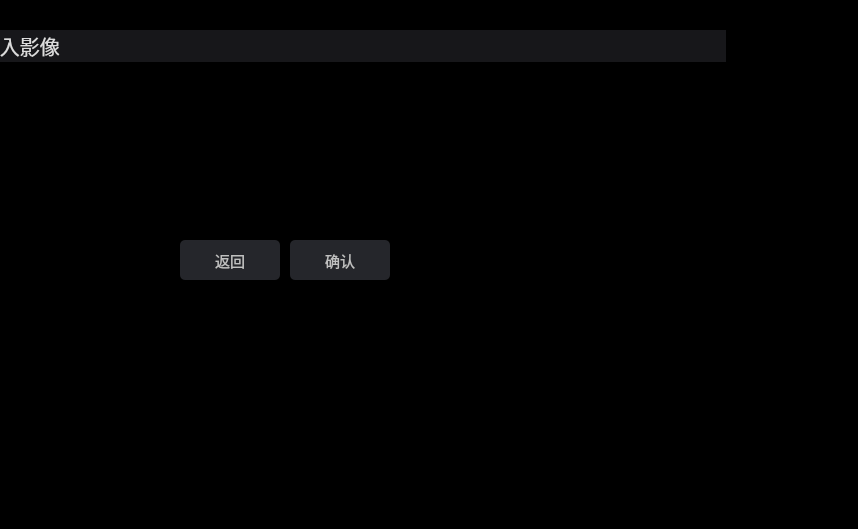
Qt form surgical-robot-software-2-0/imageinputwidget.ui (Z-Hd/Lingxi-Spine-care-Visual-Interactive-Software-Prototype) before a commit.
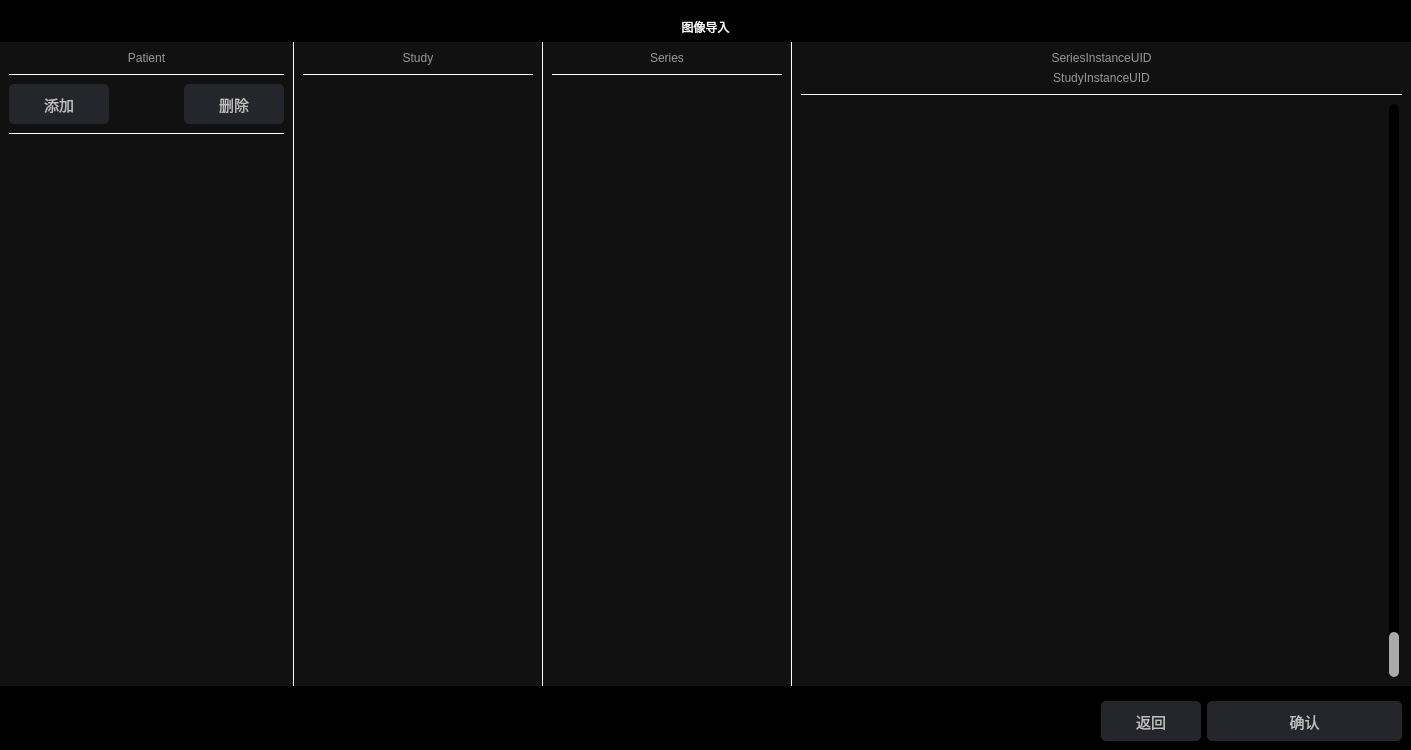
The same form after that commit.

What changed in the file:
```diff
--- a/surgical-robot-software-2-0/imageinputwidget.ui
+++ b/surgical-robot-software-2-0/imageinputwidget.ui
@@ -6,8 +6,8 @@
    <rect>
     <x>0</x>
     <y>0</y>
-    <width>858</width>
-    <height>529</height>
+    <width>1411</width>
+    <height>750</height>
    </rect>
   </property>
   <property name="windowTitle">
@@ -16,17 +16,141 @@
   <property name="styleSheet">
    <string notr="true">background-color: rgb(0, 0, 0);</string>
   </property>
-  <widget class="QPushButton" name="confirmButton">
-   <property name="geometry">
-    <rect>
-     <x>290</x>
-     <y>240</y>
-     <width>100</width>
-     <height>40</height>
-    </rect>
+  <layout class="QVBoxLayout" name="verticalLayout" stretch="2,15,1">
+   <property name="spacing">
+    <number>6</number>
    </property>
-   <property name="styleSheet">
-    <string notr="true">QPushButton {
+   <property name="leftMargin">
+    <number>0</number>
+   </property>
+   <property name="topMargin">
+    <number>18</number>
+   </property>
+   <property name="rightMargin">
+    <number>0</number>
+   </property>
+   <property name="bottomMargin">
+    <number>0</number>
+   </property>
+   <item>
+    <widget class="QLabel" name="label">
+     <property name="sizePolicy">
+      <sizepolicy hsizetype="Expanding" vsizetype="Fixed">
+       <horstretch>0</horstretch>
+       <verstretch>0</verstretch>
+      </sizepolicy>
+     </property>
+     <property name="styleSheet">
+      <string notr="true">background-color: rgb(0, 0, 0);
+font: 16pt &quot;Microsoft YaHei UI&quot;;
+color: rgb(255, 255, 255);</string>
+     </property>
+     <property name="text">
+      <string>图像导入</string>
+     </property>
+     <property name="alignment">
+      <set>Qt::AlignCenter</set>
+     </property>
+    </widget>
+   </item>
+   <item>
+    <widget class="QWidget" name="imageInputWidget" native="true">
+     <property name="styleSheet">
+      <string notr="true">background-color: rgb(255, 255, 255);</string>
+     </property>
+     <layout class="QHBoxLayout" name="horizontalLayout_2" stretch="2,2,2,5">
+      <property name="spacing">
+       <number>1</number>
+      </property>
+      <property name="leftMargin">
+       <number>0</number>
+      </property>
+      <property name="topMargin">
+       <number>0</number>
+      </property>
+      <property name="rightMargin">
+       <number>0</number>
+      </property>
+      <property name="bottomMargin">
+       <number>0</number>
+      </property>
+      <item>
+       <widget class="QWidget" name="patientWidget" native="true">
+        <property name="styleSheet">
+         <string notr="true">background-color: rgb(17, 17, 18);</string>
+        </property>
+        <layout class="QVBoxLayout" name="verticalLayout_5" stretch="0,0,1,0,22">
+         <item>
+          <widget class="QLabel" name="label_2">
+           <property name="sizePolicy">
+            <sizepolicy hsizetype="Expanding" vsizetype="Fixed">
+             <horstretch>0</horstretch>
+             <verstretch>0</verstretch>
+            </sizepolicy>
+           </property>
+           <property name="styleSheet">
+            <string notr="true">background-color: rgb(17, 17, 18);
+font: 12pt &quot;Microsoft YaHei UI&quot;;
+color: rgb(154, 152, 151);</string>
+           </property>
+           <property name="text">
+            <string>Patient</string>
+           </property>
+           <property name="alignment">
+            <set>Qt::AlignCenter</set>
+           </property>
+          </widget>
+         </item>
+         <item>
+          <widget class="QFrame" name="frame">
+           <property name="sizePolicy">
+            <sizepolicy hsizetype="Minimum" vsizetype="Fixed">
+             <horstretch>0</horstretch>
+             <verstretch>0</verstretch>
+            </sizepolicy>
+           </property>
+           <property name="styleSheet">
+            <string notr="true">QFrame{background:23, 23, 26;min-height:5px;color:white}</string>
+           </property>
+           <property name="frameShape">
+            <enum>QFrame::HLine</enum>
+           </property>
+           <property name="frameShadow">
+            <enum>QFrame::Plain</enum>
+           </property>
+           <property name="lineWidth">
+            <number>1</number>
+           </property>
+          </widget>
+         </item>
+         <item>
+          <widget class="QWidget" name="opWidget" native="true">
+           <layout class="QHBoxLayout" name="horizontalLayout_4">
+            <property name="spacing">
+             <number>75</number>
+            </property>
+            <property name="leftMargin">
+             <number>0</number>
+            </property>
+            <property name="topMargin">
+             <number>0</number>
+            </property>
+            <property name="rightMargin">
+             <number>0</number>
+            </property>
+            <property name="bottomMargin">
+             <number>0</number>
+            </property>
+            <item>
+             <widget class="QPushButton" name="addButton">
+              <property name="sizePolicy">
+               <sizepolicy hsizetype="Preferred" vsizetype="Preferred">
+                <horstretch>0</horstretch>
+                <verstretch>0</verstretch>
+               </sizepolicy>
+              </property>
+              <property name="styleSheet">
+               <string notr="true">QPushButton {
 background-color: rgb(37, 38, 43);
 color: rgb(192, 192, 192);
 font-size:15px;
@@ -40,43 +164,340 @@
 QPushButton:pressed {
 background-color: rgb(245, 245, 245);
 }</string>
-   </property>
-   <property name="text">
-    <string>确认</string>
-   </property>
-  </widget>
-  <widget class="QLabel" name="label">
-   <property name="geometry">
-    <rect>
-     <x>-20</x>
-     <y>30</y>
-     <width>746</width>
-     <height>32</height>
-    </rect>
-   </property>
-   <property name="styleSheet">
-    <string notr="true">background-color:rgb(23, 23, 26);
-color:rgb(220, 220, 220);
-qproperty-alignment: AlignCenter;
-font-size:20px;
+              </property>
+              <property name="text">
+               <string>添加</string>
+              </property>
+             </widget>
+            </item>
+            <item>
+             <widget class="QPushButton" name="deleteButton">
+              <property name="sizePolicy">
+               <sizepolicy hsizetype="Preferred" vsizetype="Preferred">
+                <horstretch>0</horstretch>
+                <verstretch>0</verstretch>
+               </sizepolicy>
+              </property>
+              <property name="styleSheet">
+               <string notr="true">QPushButton {
+background-color: rgb(37, 38, 43);
+color: rgb(192, 192, 192);
+font-size:15px;
+border-radius: 5px;
+min-width: 100px;
+min-height: 40px;
+}
+QPushButton:hover{
+background-color: rgb(70, 72, 81);
+}
+QPushButton:pressed {
+background-color: rgb(245, 245, 245);
+}</string>
+              </property>
+              <property name="text">
+               <string>删除</string>
+              </property>
+             </widget>
+            </item>
+           </layout>
+          </widget>
+         </item>
+         <item>
+          <widget class="QFrame" name="frame_5">
+           <property name="sizePolicy">
+            <sizepolicy hsizetype="Minimum" vsizetype="Fixed">
+             <horstretch>0</horstretch>
+             <verstretch>0</verstretch>
+            </sizepolicy>
+           </property>
+           <property name="styleSheet">
+            <string notr="true">QFrame{background:23, 23, 26;min-height:5px;color:white}</string>
+           </property>
+           <property name="frameShape">
+            <enum>QFrame::HLine</enum>
+           </property>
+           <property name="frameShadow">
+            <enum>QFrame::Plain</enum>
+           </property>
+           <property name="lineWidth">
+            <number>1</number>
+           </property>
+          </widget>
+         </item>
+         <item>
+          <widget class="QWidget" name="patient" native="true"/>
+         </item>
+        </layout>
+       </widget>
+      </item>
+      <item>
+       <widget class="QWidget" name="studyWidget" native="true">
+        <property name="styleSheet">
+         <string notr="true">background-color: rgb(17, 17, 18);</string>
+        </property>
+        <layout class="QVBoxLayout" name="verticalLayout_3">
+         <item>
+          <widget class="QLabel" name="label_3">
+           <property name="sizePolicy">
+            <sizepolicy hsizetype="Expanding" vsizetype="Fixed">
+             <horstretch>0</horstretch>
+             <verstretch>0</verstretch>
+            </sizepolicy>
+           </property>
+           <property name="styleSheet">
+            <string notr="true">background-color: rgb(17, 17, 18);
+font: 12pt &quot;Microsoft YaHei UI&quot;;
+color: rgb(154, 152, 151);</string>
+           </property>
+           <property name="text">
+            <string>Study</string>
+           </property>
+           <property name="alignment">
+            <set>Qt::AlignCenter</set>
+           </property>
+          </widget>
+         </item>
+         <item>
+          <widget class="QFrame" name="frame_2">
+           <property name="sizePolicy">
+            <sizepolicy hsizetype="Minimum" vsizetype="Fixed">
+             <horstretch>0</horstretch>
+             <verstretch>0</verstretch>
+            </sizepolicy>
+           </property>
+           <property name="styleSheet">
+            <string notr="true">QFrame{background:23, 23, 26;min-height:5px;color:white}</string>
+           </property>
+           <property name="frameShape">
+            <enum>QFrame::HLine</enum>
+           </property>
+           <property name="frameShadow">
+            <enum>QFrame::Plain</enum>
+           </property>
+           <property name="lineWidth">
+            <number>1</number>
+           </property>
+          </widget>
+         </item>
+         <item>
+          <widget class="QWidget" name="study" native="true"/>
+         </item>
+        </layout>
+       </widget>
+      </item>
+      <item>
+       <widget class="QWidget" name="seriesWidget" native="true">
+        <property name="styleSheet">
+         <string notr="true">background-color: rgb(17, 17, 18);</string>
+        </property>
+        <layout class="QVBoxLayout" name="verticalLayout_4">
+         <item>
+          <widget class="QLabel" name="label_4">
+           <property name="sizePolicy">
+            <sizepolicy hsizetype="Expanding" vsizetype="Fixed">
+             <horstretch>0</horstretch>
+             <verstretch>0</verstretch>
+            </sizepolicy>
+           </property>
+           <property name="styleSheet">
+            <string notr="true">background-color: rgb(17, 17, 18);
+font: 12pt &quot;Microsoft YaHei UI&quot;;
+color: rgb(154, 152, 151);</string>
+           </property>
+           <property name="text">
+            <string>Series</string>
+           </property>
+           <property name="alignment">
+            <set>Qt::AlignCenter</set>
+           </property>
+          </widget>
+         </item>
+         <item>
+          <widget class="QFrame" name="frame_3">
+           <property name="sizePolicy">
+            <sizepolicy hsizetype="Minimum" vsizetype="Fixed">
+             <horstretch>0</horstretch>
+             <verstretch>0</verstretch>
+            </sizepolicy>
+           </property>
+           <property name="styleSheet">
+            <string notr="true">QFrame{background:23, 23, 26;min-height:5px;color:white}</string>
+           </property>
+           <property name="frameShape">
+            <enum>QFrame::HLine</enum>
+           </property>
+           <property name="frameShadow">
+            <enum>QFrame::Plain</enum>
+           </property>
+           <property name="lineWidth">
+            <number>1</number>
+           </property>
+          </widget>
+         </item>
+         <item>
+          <widget class="QWidget" name="series" native="true"/>
+         </item>
+        </layout>
+       </widget>
+      </item>
+      <item>
+       <widget class="QWidget" name="overViewWidget" native="true">
+        <property name="styleSheet">
+         <string notr="true">background-color: rgb(17, 17, 18);</string>
+        </property>
+        <layout class="QVBoxLayout" name="verticalLayout_2">
+         <item>
+          <widget class="QLabel" name="label_5">
+           <property name="sizePolicy">
+            <sizepolicy hsizetype="Expanding" vsizetype="Fixed">
+             <horstretch>0</horstretch>
+             <verstretch>0</verstretch>
+            </sizepolicy>
+           </property>
+           <property name="styleSheet">
+            <string notr="true">background-color: rgb(17, 17, 18);
+font: 12pt &quot;Microsoft YaHei UI&quot;;
+color: rgb(154, 152, 151);</string>
+           </property>
+           <property name="text">
+            <string>SeriesInstanceUID</string>
+           </property>
+           <property name="alignment">
+            <set>Qt::AlignCenter</set>
+           </property>
+          </widget>
+         </item>
+         <item>
+          <widget class="QLabel" name="label_6">
+           <property name="sizePolicy">
+            <sizepolicy hsizetype="Expanding" vsizetype="Fixed">
+             <horstretch>0</horstretch>
+             <verstretch>0</verstretch>
+            </sizepolicy>
+           </property>
+           <property name="styleSheet">
+            <string notr="true">background-color: rgb(17, 17, 18);
+font: 12pt &quot;Microsoft YaHei UI&quot;;
+color: rgb(154, 152, 151);</string>
+           </property>
+           <property name="text">
+            <string>StudyInstanceUID</string>
+           </property>
+           <property name="alignment">
+            <set>Qt::AlignCenter</set>
+           </property>
+          </widget>
+         </item>
+         <item>
+          <widget class="QFrame" name="frame_4">
+           <property name="sizePolicy">
+            <sizepolicy hsizetype="Minimum" vsizetype="Fixed">
+             <horstretch>0</horstretch>
+             <verstretch>0</verstretch>
+            </sizepolicy>
+           </property>
+           <property name="styleSheet">
+            <string notr="true">QFrame{background:23, 23, 26;min-height:5px;color:white}</string>
+           </property>
+           <property name="frameShape">
+            <enum>QFrame::HLine</enum>
+           </property>
+           <property name="frameShadow">
+            <enum>QFrame::Plain</enum>
+           </property>
+           <property name="lineWidth">
+            <number>1</number>
+           </property>
+          </widget>
+         </item>
+         <item>
+          <widget class="QWidget" name="allImagesWidget" native="true">
+           <layout class="QHBoxLayout" name="horizontalLayout_3">
+            <property name="spacing">
+             <number>0</number>
+            </property>
+            <property name="leftMargin">
+             <number>0</number>
+            </property>
+            <property name="topMargin">
+             <number>0</number>
+            </property>
+            <property name="rightMargin">
+             <number>0</number>
+            </property>
+            <property name="bottomMargin">
+             <number>0</number>
+            </property>
+            <item>
+             <widget class="QWidget" name="images" native="true"/>
+            </item>
+            <item>
+             <widget class="QSlider" name="imagesSlider">
+              <property name="styleSheet">
+               <string notr="true">QSlider::groove:vertical {
+    background: #000000;    /* 黑色滑轨 */
+    width: 10px;            /* 稍微加宽的滑轨 */
+    border-radius: 5px;     /* 圆角与滑块一致 */
+    margin: 0px;
+}
 
-</string>
-   </property>
-   <property name="text">
-    <string>导入影像</string>
-   </property>
-  </widget>
-  <widget class="QPushButton" name="backButton">
-   <property name="geometry">
-    <rect>
-     <x>180</x>
-     <y>240</y>
-     <width>100</width>
-     <height>40</height>
-    </rect>
-   </property>
-   <property name="styleSheet">
-    <string notr="true">QPushButton {
+QSlider::handle:vertical {
+    background: #AAAAAA;    /* 灰色滑块 */
+    border: none;           /* 无边框 */
+    width: 16px;            /* 滑块宽度 */
+    height: 45px;           /* 加长的滑块 */
+    margin: 0px 0;         /* 调整滑块位置 */
+    border-radius: 5px;     /* 圆角与滑轨一致 */
+}
+
+QSlider::handle:vertical:hover {
+    background: #CCCCCC;    /* 悬停时亮灰色 */
+}
+
+QSlider::handle:vertical:pressed {
+    background: #888888;    /* 按下时深灰色 */
+}</string>
+              </property>
+              <property name="orientation">
+               <enum>Qt::Vertical</enum>
+              </property>
+             </widget>
+            </item>
+           </layout>
+          </widget>
+         </item>
+        </layout>
+       </widget>
+      </item>
+     </layout>
+    </widget>
+   </item>
+   <item>
+    <widget class="QWidget" name="buttonWidget" native="true">
+     <layout class="QHBoxLayout" name="horizontalLayout" stretch="28,2,5">
+      <item>
+       <spacer name="horizontalSpacer">
+        <property name="orientation">
+         <enum>Qt::Horizontal</enum>
+        </property>
+        <property name="sizeHint" stdset="0">
+         <size>
+          <width>40</width>
+          <height>20</height>
+         </size>
+        </property>
+       </spacer>
+      </item>
+      <item>
+       <widget class="QPushButton" name="backButton">
+        <property name="sizePolicy">
+         <sizepolicy hsizetype="Preferred" vsizetype="Preferred">
+          <horstretch>0</horstretch>
+          <verstretch>0</verstretch>
+         </sizepolicy>
+        </property>
+        <property name="styleSheet">
+         <string notr="true">QPushButton {
 background-color: rgb(37, 38, 43);
 color: rgb(192, 192, 192);
 font-size:15px;
@@ -90,11 +511,45 @@
 QPushButton:pressed {
 background-color: rgb(245, 245, 245);
 }</string>
-   </property>
-   <property name="text">
-    <string>返回</string>
-   </property>
-  </widget>
+        </property>
+        <property name="text">
+         <string>返回</string>
+        </property>
+       </widget>
+      </item>
+      <item>
+       <widget class="QPushButton" name="confirmButton">
+        <property name="sizePolicy">
+         <sizepolicy hsizetype="Preferred" vsizetype="Preferred">
+          <horstretch>0</horstretch>
+          <verstretch>0</verstretch>
+         </sizepolicy>
+        </property>
+        <property name="styleSheet">
+         <string notr="true">QPushButton {
+background-color: rgb(37, 38, 43);
+color: rgb(192, 192, 192);
+font-size:15px;
+border-radius: 5px;
+min-width: 100px;
+min-height: 40px;
+}
+QPushButton:hover{
+background-color: rgb(70, 72, 81);
+}
+QPushButton:pressed {
+background-color: rgb(245, 245, 245);
+}</string>
+        </property>
+        <property name="text">
+         <string>确认</string>
+        </property>
+       </widget>
+      </item>
+     </layout>
+    </widget>
+   </item>
+  </layout>
  </widget>
  <resources/>
  <connections/>
```
